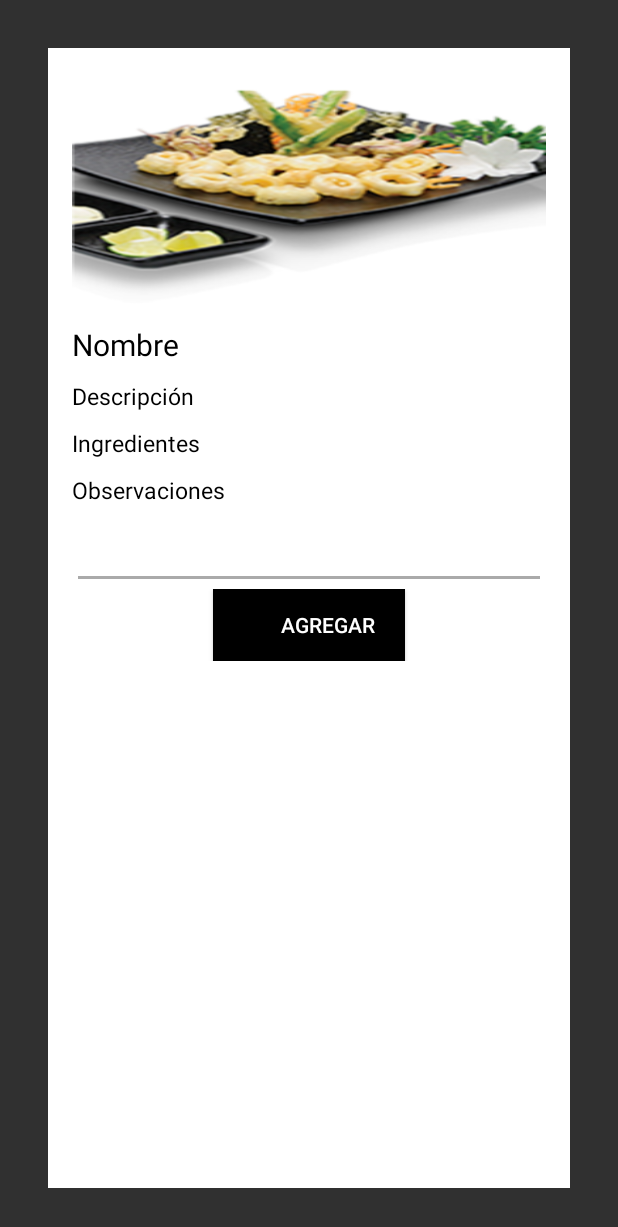
After one commit to deatherick/mr-sushi, an Android app: the layout popup_product_detail.xml on its own in the app's theme, with its tools: preview values and no code run, on a phone screen of 412 x 824 dp. The commit adds this screen. Shown: the top 1227 px of the screen. Run offline under Robolectric (Android 15) with nearby library versions, the phone set to English and light mode, and no system bars; network calls fail.

Commit message:
Se agrega cambio De Fuentes Se crea pantalla de detalle de productos, sin diseño

```diff
--- a/app/src/main/java/com/somadtech/mrsushi/MainActivity.java
+++ b/app/src/main/java/com/somadtech/mrsushi/MainActivity.java
@@ -86,7 +86,7 @@ public class MainActivity extends AppCompatActivity
         // Start the queue
         mRequestQueue.start();
 
-        String url ="http://192.168.0.30:3000/db";
+        String url ="http://192.168.1.145:3000/db";
 
         // Create a new map of values, where column names are the keys
         StringRequest stringRequest = new StringRequest(Request.Method.GET, url,
@@ -106,7 +106,7 @@ public class MainActivity extends AppCompatActivity
                             e.printStackTrace();
                         }
                         String[] covers = new String[]{
-                                "http://www.underconsideration.com/brandnew/archives/google_2015_logo_detail.png"};
+                                "http://logok.org/wp-content/uploads/2014/04/Apple-Logo-black.png"};
 //                                R.drawable.sopas,
 //                                R.drawable.sushi,
 //                                R.drawable.combos,
@@ -184,7 +184,7 @@ public class MainActivity extends AppCompatActivity
                     @Override
                     public void onErrorResponse(VolleyError error) {
                         // Handle error
-                        Log.i("Error: ", error.getMessage());
+                        Log.e("Error: ", error.getMessage());
                     }
                 });
         MySingleton.getInstance(this).addToRequestQueue(stringRequest);
--- a/app/src/main/java/com/somadtech/mrsushi/entities/Product.java
+++ b/app/src/main/java/com/somadtech/mrsushi/entities/Product.java
@@ -3,6 +3,7 @@ package com.somadtech.mrsushi.entities;
 import android.annotation.SuppressLint;
 
 import com.fasterxml.jackson.annotation.JsonIgnoreProperties;
+import com.fasterxml.jackson.annotation.JsonProperty;
 
 import java.util.List;
 
@@ -64,20 +65,24 @@ public class Product {
     }
 
     @SuppressLint("DefaultLocale")
+    @JsonProperty("price")
     public String getOriginalPrice() {
         //DecimalFormat df2 = new DecimalFormat(".##");
         return String.format("%.2f", originalPrice);
         //return df2.format(originalPrice);
     }
 
+    @JsonProperty("price")
     public void setOriginalPrice(double originalPrice) {
         this.originalPrice = originalPrice;
     }
 
+    @JsonProperty("image")
     public String getThumbnail() {
         return thumbnail;
     }
 
+    @JsonProperty("image")
     public void setThumbnail(String thumbnail) {
         this.thumbnail = thumbnail;
     }
--- a/app/src/main/res/drawable/ic_dots.xml
+++ b/app/src/main/res/drawable/ic_dots.xml
@@ -7,7 +7,7 @@
     <path
         android:pathData="M0 0h24v24H0z" />
     <path
-        android:fillColor="#000000"
+        android:fillColor="@color/colorPrimary"
         android:pathData="M12 8c1.1 0 2-.9 2-2s-.9-2-2-2-2 .9-2 2 .9 2 2 2zm0 2c-1.1 0-2 .9-2 2s.9 2 2 2
 2-.9 2-2-.9-2-2-2zm0 6c-1.1 0-2 .9-2 2s.9 2 2 2 2-.9 2-2-.9-2-2-2z" />
 </vector>
--- a/app/src/main/res/drawable/ic_shopping_cart.xml
+++ b/app/src/main/res/drawable/ic_shopping_cart.xml
@@ -6,7 +6,7 @@
     android:viewportHeight="24">
 
     <path
-        android:fillColor="#000000"
+        android:fillColor="@color/colorPrimary"
         android:pathData="M7 18c-1.1 0-1.99 .9 -1.99 2S5.9 22 7 22s2-.9 2-2-.9-2-2-2zM1 2v2h2l3.6
             7.59-1.35 2.45c-.16 .28 -.25 .61 -.25 .96 0 1.1 .9 2 2 2h12v-2H7.42c-.14
             0-.25-.11-.25-.25l.03-.12 .9 -1.63h7.45c.75 0 1.41-.41
--- /dev/null
+++ b/app/src/main/res/layout/popup_product_detail.xml
@@ -0,0 +1,170 @@
+<?xml version="1.0" encoding="utf-8"?>
+<RelativeLayout xmlns:android="http://schemas.android.com/apk/res/android"
+    android:id="@+id/employee_popup_id"
+    android:layout_width="match_parent"
+    android:layout_height="match_parent"
+    android:background="@android:color/background_light"
+    android:layout_marginStart="32dp"
+    android:layout_marginEnd="32dp"
+    android:layout_marginBottom="32dp"
+    android:layout_marginTop="32dp"
+    android:layout_marginLeft="32dp"
+    android:layout_marginRight="32dp">
+
+    <TextView
+        android:id="@+id/employee_card_title"
+        android:layout_width="match_parent"
+        android:layout_height="20dp"
+        android:text="contact det"
+        android:gravity="center"
+        android:textStyle="bold"
+        android:textSize="18dp"/>
+
+    <ImageView
+        android:id="@+id/employee_image"
+        android:layout_width="match_parent"
+        android:layout_height="150dp"
+        android:layout_marginTop="4dp"
+        android:gravity="center_horizontal"
+        android:layout_below="@id/employee_card_title"
+        android:layout_marginLeft="16dp"
+        android:layout_marginRight="16dp"
+        android:background="@drawable/image1" />
+
+    <LinearLayout
+        android:orientation="horizontal"
+        android:id="@+id/card_name_text_layout_id"
+        android:layout_width="fill_parent"
+        android:layout_height="wrap_content"
+        android:layout_below="@+id/employee_image"
+        android:layout_alignParentLeft="true"
+        android:layout_alignParentStart="true">
+        <TextView
+            android:layout_width="0dp"
+            android:layout_weight="0.4"
+            android:layout_height="wrap_content"
+            android:text="Nombre"
+            android:gravity="center_vertical"
+            android:textSize="20dp"
+            android:textColor="@color/colorPrimaryDark"
+            android:layout_marginTop="10dp"
+            android:layout_marginLeft="16dp"
+            android:layout_marginRight="16dp" />
+    </LinearLayout>
+
+    <LinearLayout
+        android:orientation="horizontal"
+        android:id="@+id/card_desc_text_layout_id"
+        android:layout_width="fill_parent"
+        android:layout_height="wrap_content"
+        android:layout_below="@+id/card_name_text_layout_id">
+        <TextView
+            android:layout_width="0dp"
+            android:layout_weight="0.4"
+            android:layout_height="wrap_content"
+            android:text="Descripción"
+            android:gravity="center_vertical"
+            android:textSize="15dp"
+            android:textColor="@color/colorPrimaryDark"
+            android:layout_marginTop="10dp"
+            android:layout_marginLeft="16dp"
+            android:layout_marginRight="16dp" />
+
+    </LinearLayout>
+
+    <LinearLayout
+        android:orientation="horizontal"
+        android:id="@+id/card_qualification_layout_id"
+        android:layout_width="fill_parent"
+        android:layout_height="wrap_content"
+        android:layout_below="@+id/card_desc_text_layout_id">
+        <TextView
+            android:layout_width="0dp"
+            android:layout_weight="0.4"
+            android:layout_height="wrap_content"
+            android:text="Ingredientes"
+            android:gravity="center_vertical"
+            android:textSize="15dp"
+            android:textColor="@color/colorPrimaryDark"
+            android:layout_marginTop="10dp"
+            android:layout_marginLeft="16dp"
+            android:layout_marginRight="16dp" />
+
+
+    </LinearLayout>
+    <LinearLayout
+        android:orientation="horizontal"
+        android:id="@+id/card_experiance_layout_id"
+        android:layout_width="fill_parent"
+        android:layout_height="wrap_content"
+        android:layout_below="@+id/card_qualification_layout_id">
+
+        <!--<ListView-->
+            <!--android:layout_width="0dp"-->
+            <!--android:layout_height="wrap_content"-->
+            <!--android:layout_weight="0.4"-->
+            <!--android:layout_marginTop="10dp"-->
+            <!--android:layout_marginLeft="5dp" />-->
+
+    </LinearLayout>
+
+    <LinearLayout
+        android:orientation="horizontal"
+        android:id="@+id/card_observations_text_label"
+        android:layout_width="fill_parent"
+        android:layout_height="wrap_content"
+        android:layout_below="@+id/card_experiance_layout_id">
+        <TextView
+            android:layout_width="0dp"
+            android:layout_weight="0.4"
+            android:layout_height="wrap_content"
+            android:text="Observaciones"
+            android:gravity="center_vertical"
+            android:textSize="15dp"
+            android:textColor="@color/colorPrimaryDark"
+            android:layout_marginTop="10dp"
+            android:layout_marginLeft="16dp"
+            android:layout_marginRight="16dp" />
+
+
+    </LinearLayout>
+    <LinearLayout
+        android:orientation="horizontal"
+        android:id="@+id/card_observations_text_area"
+        android:layout_width="fill_parent"
+        android:layout_height="wrap_content"
+        android:layout_below="@+id/card_observations_text_label">
+
+        <EditText
+            android:layout_width="wrap_content"
+            android:layout_height="wrap_content"
+            android:inputType="textMultiLine"
+            android:ems="10"
+            android:layout_marginTop="10dp"
+            android:layout_marginLeft="16dp"
+            android:id="@+id/editText2"
+            android:layout_weight="1"
+            android:layout_marginRight="16dp" />
+    </LinearLayout>
+
+
+    <RelativeLayout
+        android:layout_width="match_parent"
+        android:layout_height="wrap_content"
+        android:layout_below="@+id/card_observations_text_area"
+        android:layout_marginBottom="4dp">
+
+        <Button
+            android:id="@+id/listen_button"
+            android:layout_width="128dp"
+            android:layout_height="wrap_content"
+            android:layout_centerInParent="true"
+            android:tint="@color/colorPrimary"
+            android:drawableLeft="@drawable/ic_shopping_cart"
+            android:text="Agregar"
+            android:background="@color/colorPrimaryDark"
+            android:layout_gravity="center" />
+
+    </RelativeLayout>
+
+</RelativeLayout>
--- a/app/src/main/res/layout/product_card.xml
+++ b/app/src/main/res/layout/product_card.xml
@@ -66,7 +66,7 @@
                 android:text="Ver Detalle"
                 android:layout_width="match_parent"
                 android:layout_height="wrap_content"
-                android:id="@+id/button"
+                android:id="@+id/button_product_detail"
 
                 android:layout_below="@id/title"
                 android:paddingLeft="@dimen/album_title_padding"
--- a/app/src/main/res/values/strings.xml
+++ b/app/src/main/res/values/strings.xml
@@ -11,4 +11,6 @@
     <string name="action_play_next">Play Next</string>
     <string name="backdrop_title">LOVE MUSIC</string>
     <string name="backdrop_subtitle">This season top 20 albums</string>
+    <string name="category_toolbar">Categorías</string>
+    <string name="products_toolbar">Productos</string>
 </resources>
```
Also changed, not shown: app/src/main/java/com/somadtech/mrsushi/adapters/ProductsAdapter.java (renamed from app/src/main/java/com/somadtech/mrsushi/adapters/AlbumsAdapter.java, +64 -2 lines), app/src/main/java/com/somadtech/mrsushi/font/MontserratTextView.java (added, +82 -0 lines), app/src/main/java/com/somadtech/mrsushi/fragments/CategoriesFragment.java (+7 -0 lines), app/src/main/java/com/somadtech/mrsushi/fragments/ProductsFragment.java (+26 -4 lines), app/src/main/java/com/somadtech/mrsushi/schemes/MrSushiDbHelper.java (+32 -0 lines), app/src/main/res/layout/fragment_products.xml (+0 -10 lines), app/src/main/res/layout/product_detail.xml (added, +98 -0 lines), app/src/main/res/values/attrs.xml (added, +14 -0 lines).
